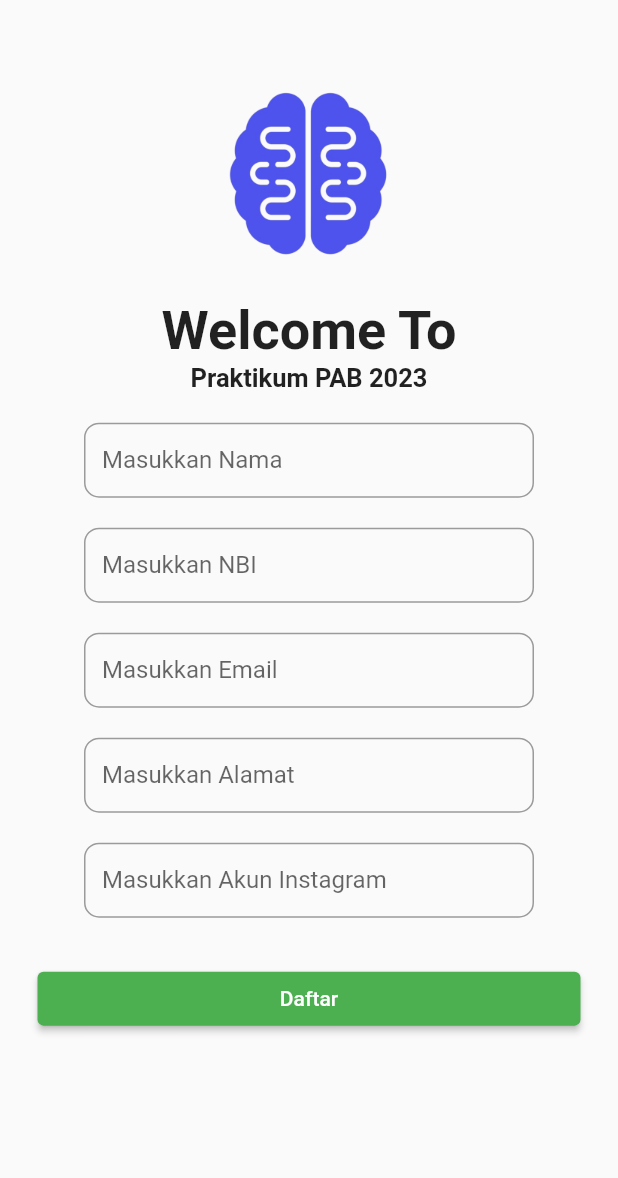
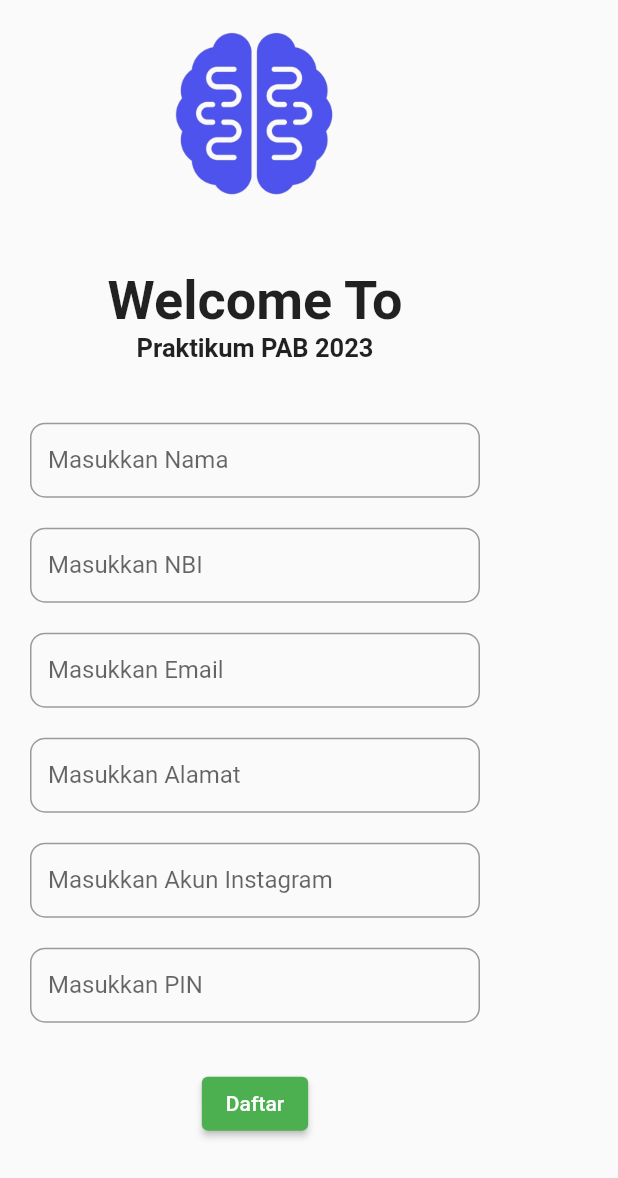
Before and after one commit to acxell/praktikum_pab, a Flutter app: the RegisterScreen screen opened directly, on a phone screen of 412 x 824 dp. Shown: the top 1178 px of the screen. Run offline on Flutter 3.47's test engine with Material 2 defaults, Android fonts, the phone set to English and light mode, and no system bars; our stand-ins replace shared_preferences; accounts and stored records are empty.

```diff
--- a/lib/RegisterScreen.dart
+++ b/lib/RegisterScreen.dart
@@ -1,50 +1,48 @@
 import 'package:flutter/material.dart';
+import 'package:praktikum_1/pinsrc.dart';
 import 'package:shared_preferences/shared_preferences.dart';
 import 'widget/fieldCustom.dart';
-import 'package:praktikum_1/page1.dart';
 
 class RegisterScreen extends StatefulWidget {
-  const RegisterScreen({super.key});
+  const RegisterScreen({Key? key}) : super(key: key);
 
   @override
-  State<RegisterScreen> createState() => _registerState();
+  State<RegisterScreen> createState() => _RegisterScreenState();
 }
 
-class _registerState extends State<RegisterScreen> {
-  final formkey = GlobalKey<FormState>();
+class _RegisterScreenState extends State<RegisterScreen> {
+  final formKey = GlobalKey<FormState>();
 
   TextEditingController namaController = TextEditingController();
   TextEditingController nbiController = TextEditingController();
   TextEditingController emailController = TextEditingController();
   TextEditingController alamatController = TextEditingController();
   TextEditingController igController = TextEditingController();
+  TextEditingController pinController = TextEditingController();
 
   @override
   Widget build(BuildContext context) {
     return Scaffold(
       body: SingleChildScrollView(
-        child: ConstrainedBox(
-          constraints:
-              BoxConstraints(maxHeight: MediaQuery.of(context).size.height),
+        child: Padding(
+          padding: const EdgeInsets.all(20.0),
           child: Form(
-            key: formkey,
-            child: Center(
+            key: formKey,
             child: Column(
               crossAxisAlignment: CrossAxisAlignment.center,
               children: [
-                  Container(
-                    margin: EdgeInsets.only(top: 60),
-                    child: Image.asset(
+                Image.asset(
                   'assets/images/otakk.png',
                   scale: 4,
                 ),
-                  ),
+                SizedBox(height: 20),
                 Text(
                   "Welcome To",
                   style: TextStyle(
                     fontWeight: FontWeight.bold,
                     fontSize: 36,
                   ),
+                  textAlign: TextAlign.center,
                 ),
                 Text(
                   "Praktikum PAB 2023",
@@ -52,66 +50,44 @@ class _registerState extends State<RegisterScreen> {
                     fontWeight: FontWeight.bold,
                     fontSize: 17,
                   ),
+                  textAlign: TextAlign.center,
                 ),
-                  Expanded(
-                      child: Column(
-                    crossAxisAlignment: CrossAxisAlignment.center,
-                    mainAxisAlignment: MainAxisAlignment.start,
-                    children: [
+                SizedBox(height: 20),
                 textFieldCustom('Masukkan Nama', namaController),
                 textFieldCustom('Masukkan NBI', nbiController),
                 textFieldCustom('Masukkan Email', emailController),
                 textFieldCustom('Masukkan Alamat', alamatController),
                 textFieldCustom('Masukkan Akun Instagram', igController),
-                      Padding(
-                        padding: const EdgeInsets.only(
-                          left: 25,
-                          right: 25,
-                          top: 30,
-                        ),
-                        child: ElevatedButton(
+                textFieldCustom('Masukkan PIN', pinController),
+                SizedBox(height: 30),
+                ElevatedButton(
                   style: ButtonStyle(
-                            backgroundColor:
-                                MaterialStateProperty.all(Colors.green),
-                            foregroundColor: MaterialStateProperty.all(
-                                Colors.white), // Set the button size
+                    backgroundColor: MaterialStateProperty.all(Colors.green),
+                    foregroundColor: MaterialStateProperty.all(Colors.white),
                   ),
                   onPressed: () async {
-                            if (formkey.currentState!.validate()) {
-                              print(namaController.text);
-                              print(nbiController.text);
-                              print(emailController.text);
-                              print(alamatController.text);
-                              print(igController.text);
+                    if (formKey.currentState!.validate()) {
                       final SharedPreferences prefs =
                           await SharedPreferences.getInstance();
 
-                              await prefs.setString(
-                                  'nama', namaController.text);
+                      await prefs.setString('nama', namaController.text);
                       await prefs.setString('nbi', nbiController.text);
-                              await prefs.setString(
-                                  'email', emailController.text);
-                              await prefs.setString(
-                                  'alamat', alamatController.text);
+                      await prefs.setString('email', emailController.text);
+                      await prefs.setString('alamat', alamatController.text);
                       await prefs.setString('ig', igController.text);
+                      await prefs.setString('pin', pinController.text);
 
                       Navigator.pushReplacement(
                         context,
-                                MaterialPageRoute(builder: (Builder) {
-                                  return page1();
+                        MaterialPageRoute(builder: (BuildContext context) {
+                          return pinScreen();
                         }),
                       );
                     }
                   },
-                          child: Center(
                   child: Text("Daftar"),
                 ),
-                        ),
-                      ),
               ],
-                  )),
-                ],
-              ),
             ),
           ),
         ),
--- a/lib/spscreen.dart
+++ b/lib/spscreen.dart
@@ -27,7 +27,7 @@ class _SplashScreenState extends State<SplashScreen> {
         }));
       } else {
         Navigator.pushReplacement(context, MaterialPageRoute(builder: (build) {
-          return pinScreen();
+          return RegisterScreen();
         }));
       }
     });
```
Also changed, not shown: lib/page1.dart (+0 -22 lines), lib/pinsrc.dart (+37 -16 lines), lib/profile.dart (+17 -0 lines). Lines whose indentation alone changed are shown as unchanged.
